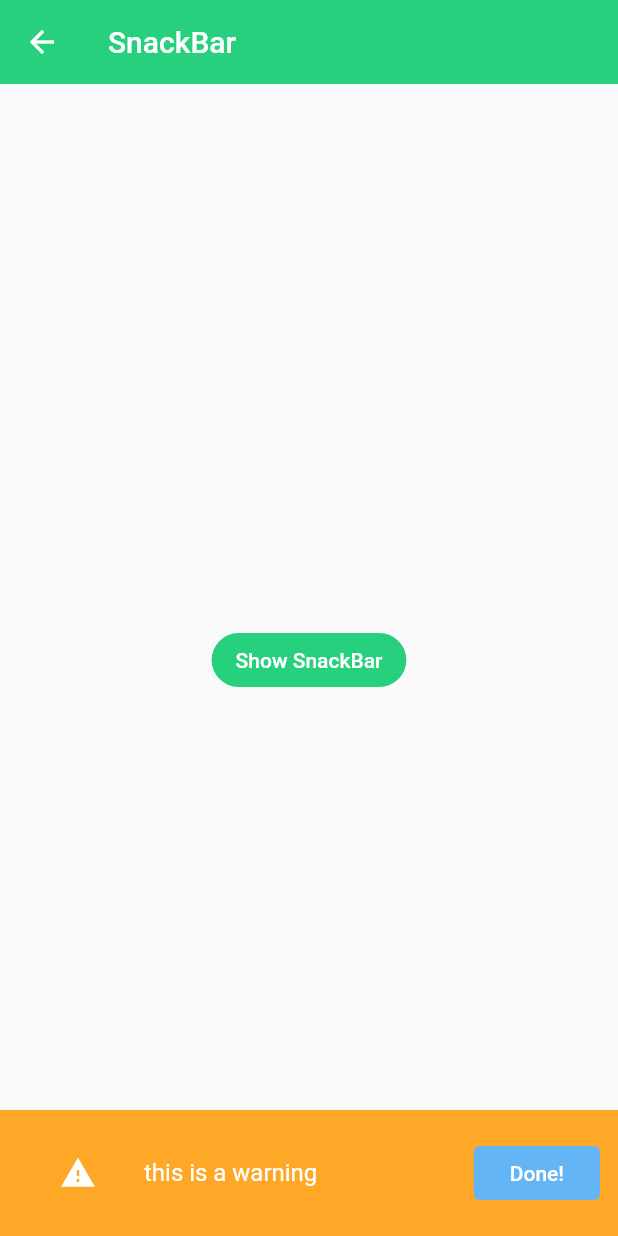
After one commit to eivanphils/flutter-components, a Flutter app: the SnackBarScreen screen opened by its route, after a tap on "Show SnackBar", on a phone screen of 412 x 824 dp. The commit adds this screen. Run offline on Flutter 3.47's test engine with Material 2 defaults, Android fonts, the phone set to English and light mode, and no system bars.

Commit message:
Agregado SnackBar widget

```diff
--- a/lib/router/app_routes.dart
+++ b/lib/router/app_routes.dart
@@ -19,7 +19,8 @@ class AppRoutes {
     MenuOption(route: 'slides', name: 'Slides & Checks', screen: const SlidesScreen(), icon: Icons.check),
     MenuOption(route: 'list-view-builder', name: 'ListViewBuilder', screen: const ListViewBuilderScreen(), icon: Icons.list_alt),
     MenuOption(route: 'fade-in-on-widget', name: 'FadeInOnWidget', screen: const FadeInOnWidgetScreen(), icon: Icons.widgets),
-    MenuOption(route: 'physics-simulation', name: 'PhysicsSimulation', screen: const PhysicsSimulationScreen(), icon: Icons.animation)
+    MenuOption(route: 'physics-simulation', name: 'PhysicsSimulation', screen: const PhysicsSimulationScreen(), icon: Icons.animation),
+    MenuOption(route: 'snackbar', name: 'SnackBar', screen: const SnackBarScreen(), icon: Icons.message)
   ];
 
   // static Map<String, Widget Function(BuildContext)> routes = {
--- a/lib/screens/screens.dart
+++ b/lib/screens/screens.dart
@@ -8,5 +8,6 @@ export 'package:flutter_components/screens/inputs_screen.dart';
 export 'package:flutter_components/screens/list_view_builder_screen.dart';
 export 'package:flutter_components/screens/listview1_screen.dart';
 export 'package:flutter_components/screens/listview2_screen.dart';
-export 'package:flutter_components/screens/physics%20_simulation_screen.dart';
+export 'package:flutter_components/screens/simulation_screen.dart';
 export 'package:flutter_components/screens/slides_screen.dart';
+export 'package:flutter_components/screens/snackbar_screen.dart';
--- a/lib/screens/physics _simulation_screen.dart
+++ b/lib/screens/simulation_screen.dart
@@ -84,15 +84,11 @@ class _DraggablecardState extends State<Draggablecard>
       onPanDown: (details) => _controller.stop(),
       onPanUpdate: (details) {
         setState(() {
-          print('_dragAlignment 1 $_dragAlignment');
           _dragAlignment += Alignment(
             details.delta.dx / (size.width / 2),
             details.delta.dy / (size.width / 2),
           );
 
-          print('_dragAlignment 2 $_dragAlignment');
-          print('details.delta.dx => ${details.delta.dx}');
-          print('details.delta.dy => ${details.delta.dy}');
         });
       },
       onPanEnd: (details) => _runAnimation(details.velocity.pixelsPerSecond, size),
--- /dev/null
+++ b/lib/screens/snackbar_screen.dart
@@ -0,0 +1,49 @@
+import 'package:flutter/material.dart';
+
+class SnackBarScreen extends StatelessWidget {
+  const SnackBarScreen({Key? key}) : super(key: key);
+
+  @override
+  Widget build(BuildContext context) {
+    return Scaffold(
+      appBar: AppBar(
+        title: const Text('SnackBar'),
+      ),
+      body: const _SnackBar(),
+    );
+  }
+}
+
+class _SnackBar extends StatelessWidget {
+  const _SnackBar({
+    Key? key,
+  }) : super(key: key);
+
+  @override
+  Widget build(BuildContext context) {
+    return Center(
+      child: ElevatedButton(
+        onPressed: () {
+        final snackBar = SnackBar(
+            backgroundColor: Colors.orange[400],
+            content: const ListTile(
+              leading: Icon(Icons.warning, color: Colors.white),
+              title: Text('this is a warning', style: TextStyle(color: Colors.white),),
+            ),
+            action: SnackBarAction(
+              label: 'Done!',
+              onPressed: () {
+
+              },
+              textColor: Colors.white,
+              backgroundColor: Colors.blue[300],
+            ),
+          );
+
+          ScaffoldMessenger.of(context).showSnackBar(snackBar);
+        },
+        child: const Text('Show SnackBar'),
+      ),
+    );
+  }
+}
```
